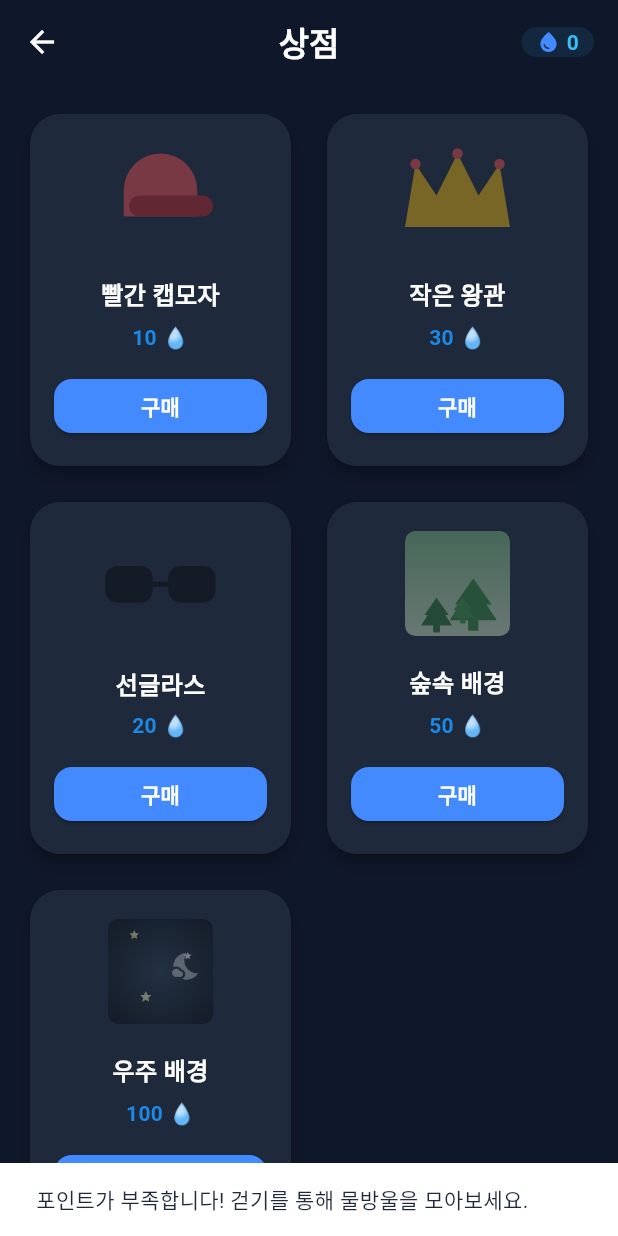
After one commit to dduddupark/EnergySlime, a Flutter app: the ShopScreen screen opened directly, after a tap on "구매", on a phone screen of 412 x 824 dp. The commit adds this screen. Run offline on Flutter 3.47's test engine with Material 3 defaults, Android fonts, the phone set to English and light mode, and no system bars; our stand-ins replace pedometer, permission_handler, shared_preferences, sqflite, table_calendar; missing offline and left inert: flutter_foreground_task, health; accounts and stored records are empty.

Commit message:
feat: complete shop UI with custom item visuals and padding

```diff
--- a/lib/ui/dashboard/dashboard_screen.dart
+++ b/lib/ui/dashboard/dashboard_screen.dart
@@ -6,12 +6,13 @@ import 'package:intl/intl.dart';
 import 'package:permission_handler/permission_handler.dart';
 import 'package:health/health.dart';
 import 'package:flutter_foreground_task/flutter_foreground_task.dart';
+import 'package:health/health.dart';
 import '../../data/services/fallback_pedometer_service.dart';
 import '../../data/services/foreground_task_handler.dart';
-import 'package:health/health.dart';
-import '../../data/services/fallback_pedometer_service.dart';
 import '../../data/services/shop_storage_service.dart';
+import '../../data/models/shop_item.dart';
 import '../settings/settings_screen.dart';
+import '../shop/shop_screen.dart';
 import 'package:stepflow/l10n/app_localizations.dart';
 import 'dart:async';
 
@@ -34,6 +35,7 @@ class _DashboardScreenState extends State<DashboardScreen> with WidgetsBindingOb
   DateTime? _lastPermissionRequestTime;
   StreamSubscription<int>? _stepSubscription;
   int _currentPoints = 0;
+  List<ShopItem> _equippedItems = [];
 
   @override
   void initState() {
@@ -46,9 +48,11 @@ class _DashboardScreenState extends State<DashboardScreen> with WidgetsBindingOb
 
   void _loadPoints() async {
     final points = await ShopStorageService().loadPoints();
+    final items = await ShopStorageService().loadItems();
     if (mounted) {
       setState(() {
         _currentPoints = points;
+        _equippedItems = items.where((i) => i.isEquipped).toList();
       });
     }
   }
@@ -225,7 +229,15 @@ class _DashboardScreenState extends State<DashboardScreen> with WidgetsBindingOb
         elevation: 0,
         centerTitle: true,
         actions: [
-          Container(
+          GestureDetector(
+            onTap: () async {
+              await Navigator.push(
+                context,
+                MaterialPageRoute(builder: (context) => ShopScreen()),
+              );
+              _loadPoints(); // 상점에서 나오면 상태 및 포인트 갱신
+            },
+            child: Container(
               padding: const EdgeInsets.symmetric(horizontal: 10),
               margin: const EdgeInsets.symmetric(vertical: 12, horizontal: 4),
               decoration: BoxDecoration(
@@ -238,6 +250,7 @@ class _DashboardScreenState extends State<DashboardScreen> with WidgetsBindingOb
                   const SizedBox(width: 4),
                   Text('$_currentPoints', style: TextStyle(color: colorScheme.primary, fontWeight: FontWeight.bold)),
                 ],
+              ),
             ),
           ),
           IconButton(
@@ -330,6 +343,7 @@ class _DashboardScreenState extends State<DashboardScreen> with WidgetsBindingOb
             currentSteps: currentSteps,
             dailyGoal: targetSteps,
             totalLifetimeSteps: lifetimeSteps,
+            equippedItems: _equippedItems,
             onMultiTap: () => _showDebugStepDialog(),
           ),
           SizedBox(height: 30),
--- /dev/null
+++ b/lib/ui/shop/shop_item_visual.dart
@@ -0,0 +1,198 @@
+import 'package:flutter/material.dart';
+
+class ShopItemVisual extends StatelessWidget {
+  final String itemId;
+  final double size;
+
+  const ShopItemVisual({super.key, required this.itemId, required this.size});
+
+  @override
+  Widget build(BuildContext context) {
+    switch (itemId) {
+      case 'hat_red':
+        return _buildRedHat();
+      case 'hat_crown':
+        return _buildCrown();
+      case 'face_glasses':
+        return _buildGlasses();
+      case 'bg_forest':
+        return _buildForestBg();
+      case 'bg_space':
+        return _buildSpaceBg();
+      default:
+        return Icon(Icons.star, size: size, color: Colors.amber);
+    }
+  }
+
+  Widget _buildRedHat() {
+    return SizedBox(
+      width: size,
+      height: size * 0.8,
+      child: Stack(
+        alignment: Alignment.center,
+        children: [
+          // 모자 바디 (위가 둥글고 아래가 평평)
+          Positioned(
+            top: 0,
+            child: Container(
+              width: size * 0.7,
+              height: size * 0.6,
+              decoration: const BoxDecoration(
+                color: Colors.redAccent,
+                borderRadius: BorderRadius.only(
+                  topLeft: Radius.circular(30),
+                  topRight: Radius.circular(30),
+                ),
+              ),
+            ),
+          ),
+          // 모자 챙 (가로로 길게)
+          Positioned(
+            bottom: size * 0.2,
+            right: 0, // 오른쪽을 바라보는 캡 챙
+            child: Container(
+              width: size * 0.8,
+              height: size * 0.2,
+              decoration: BoxDecoration(
+                color: Colors.red[800],
+                borderRadius: BorderRadius.circular(20),
+              ),
+            ),
+          ),
+        ],
+      ),
+    );
+  }
+
+  Widget _buildCrown() {
+    return SizedBox(
+      width: size,
+      height: size,
+      child: CustomPaint(
+        painter: CrownPainter(color: Colors.amber),
+      ),
+    );
+  }
+
+  Widget _buildGlasses() {
+    return SizedBox(
+      width: size * 1.2,
+      height: size * 0.4,
+      child: Row(
+        mainAxisAlignment: MainAxisAlignment.center,
+        children: [
+          // 왼쪽 알
+          Container(
+            width: size * 0.45,
+            height: size * 0.35,
+            decoration: BoxDecoration(
+              color: Colors.black87,
+              borderRadius: BorderRadius.circular(8),
+            ),
+          ),
+          // 안경 코받침 연결부
+          Container(
+            width: size * 0.15,
+            height: size * 0.05,
+            color: Colors.black87,
+          ),
+          // 오른쪽 알
+          Container(
+            width: size * 0.45,
+            height: size * 0.35,
+            decoration: BoxDecoration(
+              color: Colors.black87,
+              borderRadius: BorderRadius.circular(8),
+            ),
+          ),
+        ],
+      ),
+    );
+  }
+
+  Widget _buildForestBg() {
+    return Container(
+      width: size,
+      height: size,
+      decoration: BoxDecoration(
+        gradient: LinearGradient(
+          colors: [Colors.green[300]!, Colors.lightGreen[100]!],
+          begin: Alignment.topCenter,
+          end: Alignment.bottomCenter,
+        ),
+        borderRadius: BorderRadius.circular(size * 0.1),
+      ),
+      child: Stack(
+        children: [
+          Positioned(
+            bottom: 0, left: size * 0.1,
+            child: Icon(Icons.park, size: size * 0.4, color: Colors.green[800]),
+          ),
+          Positioned(
+            bottom: 0, right: size * 0.05,
+            child: Icon(Icons.park, size: size * 0.6, color: Colors.green[700]),
+          ),
+          Positioned(
+            bottom: size * 0.1, left: size * 0.4,
+            child: Icon(Icons.park, size: size * 0.3, color: Colors.green[600]),
+          ),
+        ],
+      ),
+    );
+  }
+
+  Widget _buildSpaceBg() {
+    return Container(
+      width: size,
+      height: size,
+      decoration: BoxDecoration(
+        gradient: const RadialGradient(
+          colors: [Color(0xFF2C3E50), Color(0xFF000000)],
+          radius: 0.8,
+        ),
+        borderRadius: BorderRadius.circular(size * 0.1),
+      ),
+      child: Stack(
+        children: [
+          Positioned(top: size*0.1, left: size*0.2, child: Icon(Icons.star, size: size*0.1, color: Colors.yellow[200])),
+          Positioned(top: size*0.3, right: size*0.2, child: Icon(Icons.star, size: size*0.08, color: Colors.white)),
+          Positioned(bottom: size*0.2, left: size*0.3, child: Icon(Icons.star, size: size*0.12, color: Colors.yellow[100])),
+          Positioned(bottom: size*0.4, right: size*0.1, child: Icon(Icons.nights_stay, size: size*0.3, color: Colors.white70)),
+        ],
+      ),
+    );
+  }
+}
+
+class CrownPainter extends CustomPainter {
+  final Color color;
+  CrownPainter({required this.color});
+
+  @override
+  void paint(Canvas canvas, Size size) {
+    var paint = Paint()
+      ..color = color
+      ..style = PaintingStyle.fill;
+
+    var path = Path();
+    path.moveTo(0, size.height * 0.8);
+    path.lineTo(size.width, size.height * 0.8);
+    path.lineTo(size.width * 0.9, size.height * 0.2); // Right peak
+    path.lineTo(size.width * 0.7, size.height * 0.5); // Right inner dip
+    path.lineTo(size.width * 0.5, size.height * 0.1); // Middle peak
+    path.lineTo(size.width * 0.3, size.height * 0.5); // Left inner dip
+    path.lineTo(size.width * 0.1, size.height * 0.2); // Left peak
+    path.close();
+
+    canvas.drawPath(path, paint);
+
+    // Add jewels
+    var jewelPaint = Paint()..color = Colors.redAccent;
+    canvas.drawCircle(Offset(size.width * 0.1, size.height * 0.2), size.width * 0.05, jewelPaint);
+    canvas.drawCircle(Offset(size.width * 0.5, size.height * 0.1), size.width * 0.05, jewelPaint);
+    canvas.drawCircle(Offset(size.width * 0.9, size.height * 0.2), size.width * 0.05, jewelPaint);
+  }
+
+  @override
+  bool shouldRepaint(covariant CustomPainter oldDelegate) => false;
+}
--- /dev/null
+++ b/lib/ui/shop/shop_screen.dart
@@ -0,0 +1,179 @@
+import 'package:flutter/material.dart';
+import '../../data/models/shop_item.dart';
+import '../../data/services/shop_storage_service.dart';
+import 'shop_item_visual.dart';
+
+class ShopScreen extends StatefulWidget {
+  @override
+  _ShopScreenState createState() => _ShopScreenState();
+}
+
+class _ShopScreenState extends State<ShopScreen> {
+  final ShopStorageService _storageService = ShopStorageService();
+  List<ShopItem> _items = [];
+  int _points = 0;
+  bool _isLoading = true;
+
+  @override
+  void initState() {
+    super.initState();
+    _loadShopData();
+  }
+
+  Future<void> _loadShopData() async {
+    final items = await _storageService.loadItems();
+    final points = await _storageService.loadPoints();
+    setState(() {
+      _items = items;
+      _points = points;
+      _isLoading = false;
+    });
+  }
+
+  Future<void> _buyItem(ShopItem item) async {
+    if (_points >= item.price) {
+      setState(() {
+        _points -= item.price;
+        item.isPurchased = true;
+      });
+      await _storageService.savePoints(_points);
+      await _storageService.saveItems(_items);
+
+      ScaffoldMessenger.of(context).showSnackBar(
+        SnackBar(content: Text('${item.name}을(를) 구매했습니다!')),
+      );
+    } else {
+      ScaffoldMessenger.of(context).showSnackBar(
+        const SnackBar(content: Text('포인트가 부족합니다! 걷기를 통해 물방울을 모아보세요.')),
+      );
+    }
+  }
+
+  Future<void> _equipItem(ShopItem item) async {
+    setState(() {
+      // 같은 카테고리의 기존 장착 해제
+      for (var obj in _items) {
+        if (obj.category == item.category) {
+          obj.isEquipped = false;
+        }
+      }
+      // 새 아이템 장착
+      item.isEquipped = true;
+    });
+    await _storageService.saveItems(_items);
+  }
+
+  @override
+  Widget build(BuildContext context) {
+    if (_isLoading) {
+      return const Scaffold(
+        body: Center(child: CircularProgressIndicator()),
+      );
+    }
+
+    final colorScheme = Theme.of(context).colorScheme;
+
+    return Scaffold(
+      backgroundColor: Theme.of(context).scaffoldBackgroundColor,
+      appBar: AppBar(
+        title: const Text('상점', style: TextStyle(fontWeight: FontWeight.bold)),
+        backgroundColor: Theme.of(context).appBarTheme.backgroundColor,
+        centerTitle: true,
+        actions: [
+          Container(
+            padding: const EdgeInsets.symmetric(horizontal: 10),
+            margin: const EdgeInsets.symmetric(vertical: 12, horizontal: 16),
+            decoration: BoxDecoration(
+              color: colorScheme.primary.withOpacity(0.1),
+              borderRadius: BorderRadius.circular(20),
+            ),
+            child: Row(
+              children: [
+                const Icon(Icons.water_drop, color: Colors.blueAccent, size: 16),
+                const SizedBox(width: 4),
+                Text('$_points', style: TextStyle(color: colorScheme.primary, fontWeight: FontWeight.bold)),
+              ],
+            ),
+          ),
+        ],
+      ),
+      body: GridView.builder(
+        padding: const EdgeInsets.all(16.0),
+        gridDelegate: const SliverGridDelegateWithFixedCrossAxisCount(
+          crossAxisCount: 2,
+          crossAxisSpacing: 16,
+          mainAxisSpacing: 16,
+          childAspectRatio: 0.75, // 세로로 약간 길게
+        ),
+        itemCount: _items.length,
+        itemBuilder: (context, index) {
+          final item = _items[index];
+          return Card(
+            elevation: 4,
+            shape: RoundedRectangleBorder(borderRadius: BorderRadius.circular(20)),
+            child: Column(
+              mainAxisAlignment: MainAxisAlignment.end,
+              children: [
+                Expanded(
+                  child: Padding(
+                    padding: const EdgeInsets.all(16.0),
+                    child: Center(
+                      child: Opacity(
+                        opacity: item.isPurchased ? 1.0 : 0.4,
+                        child: ShopItemVisual(
+                          itemId: item.id,
+                          size: 70,
+                        ),
+                      ),
+                    ),
+                  ),
+                ),
+                Text(
+                  item.name,
+                  style: const TextStyle(fontWeight: FontWeight.bold, fontSize: 16),
+                ),
+                const SizedBox(height: 6),
+                if (!item.isPurchased)
+                  Text(
+                    '${item.price} 💧',
+                    style: TextStyle(color: Colors.blue[600], fontWeight: FontWeight.bold),
+                  )
+                else
+                  const SizedBox(height: 18),
+                Padding(
+                  padding: const EdgeInsets.fromLTRB(16.0, 12.0, 16.0, 16.0),
+                  child: ElevatedButton(
+                    style: ElevatedButton.styleFrom(
+                      backgroundColor: item.isEquipped
+                          ? Colors.grey
+                          : item.isPurchased
+                              ? colorScheme.primary
+                              : Colors.blueAccent,
+                      minimumSize: const Size(double.infinity, 36),
+                      shape: RoundedRectangleBorder(borderRadius: BorderRadius.circular(12)),
+                    ),
+                    onPressed: () {
+                      if (!item.isPurchased) {
+                        _buyItem(item);
+                      } else if (!item.isEquipped) {
+                        _equipItem(item);
+                      }
+                    },
+                    child: Text(
+                      item.isEquipped
+                          ? '착용 중'
+                          : item.isPurchased
+                              ? '착용하기'
+                              : '구매',
+                      style: const TextStyle(color: Colors.white, fontWeight: FontWeight.bold),
+                    ),
+                  ),
+                ),
+              ],
+            ),
+          );
+        },
+      ),
+    );
+  }
+}
--- a/lib/ui/widgets/slime_character.dart
+++ b/lib/ui/widgets/slime_character.dart
@@ -1,6 +1,8 @@
 import 'dart:math';
 import 'package:flutter/material.dart';
 import 'package:stepflow/l10n/app_localizations.dart';
+import '../../data/models/shop_item.dart';
+import '../shop/shop_item_visual.dart';
 
 enum SlimeState { hungry, active, party }
 
@@ -9,6 +11,7 @@ class SlimeCharacter extends StatefulWidget {
   final int dailyGoal;
   final int totalLifetimeSteps; // For evolution
   final VoidCallback? onMultiTap;
+  final List<ShopItem> equippedItems;
 
   const SlimeCharacter({
     super.key,
@@ -16,6 +19,7 @@ class SlimeCharacter extends StatefulWidget {
     required this.dailyGoal,
     this.totalLifetimeSteps = 0,
     this.onMultiTap,
+    this.equippedItems = const [],
   });
 
   @override
@@ -206,8 +210,14 @@ class _SlimeCharacterState extends State<SlimeCharacter>
                   : _breatheAnimation.value,
               child: Stack(
                 alignment: Alignment.center,
-                clipBehavior: Clip.none,
+                clipBehavior: Clip.none, // 아이템(모자 등)이 넘어갈 수 있게 허용
                 children: [
+                  ...widget.equippedItems.where((i) => i.category == 'bg').map((bg) =>
+                     Positioned(
+                        top: -baseSize * 0.5,
+                        child: ShopItemVisual(itemId: bg.id, size: baseSize * 1.5)
+                     )
+                  ),
                   _buildEvolutionDeco(),
                   AnimatedContainer(
                     duration: const Duration(milliseconds: 500),
@@ -258,6 +268,18 @@ class _SlimeCharacterState extends State<SlimeCharacter>
                         ),
                       ],
                     ),
+                  ),
+                  ...widget.equippedItems.where((i) => i.category == 'face').map((face) =>
+                     Positioned(
+                        top: baseSize * 0.3 * heightFactor,
+                        child: ShopItemVisual(itemId: face.id, size: baseSize * 0.35)
+                     )
+                  ),
+                  ...widget.equippedItems.where((i) => i.category == 'head').map((head) =>
+                     Positioned(
+                        top: -baseSize * 0.3, // 모자 위치
+                        child: ShopItemVisual(itemId: head.id, size: baseSize * 0.6)
+                     )
                   ),
                 ],
               ),
```
Lines whose indentation alone changed are shown as unchanged.
